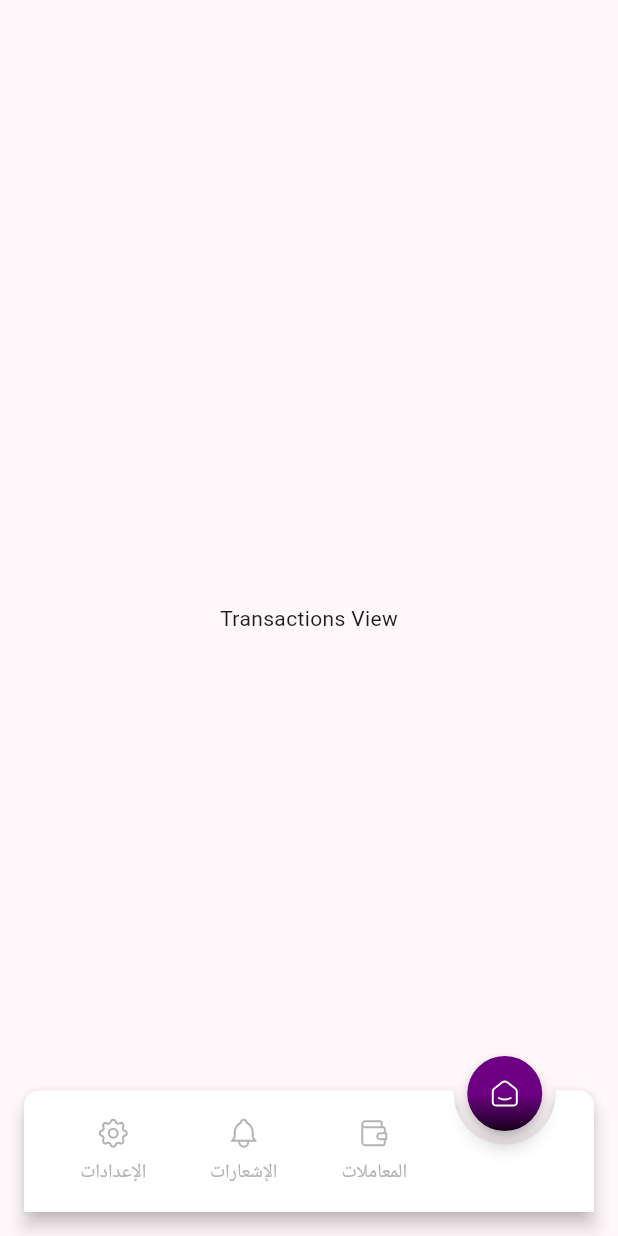
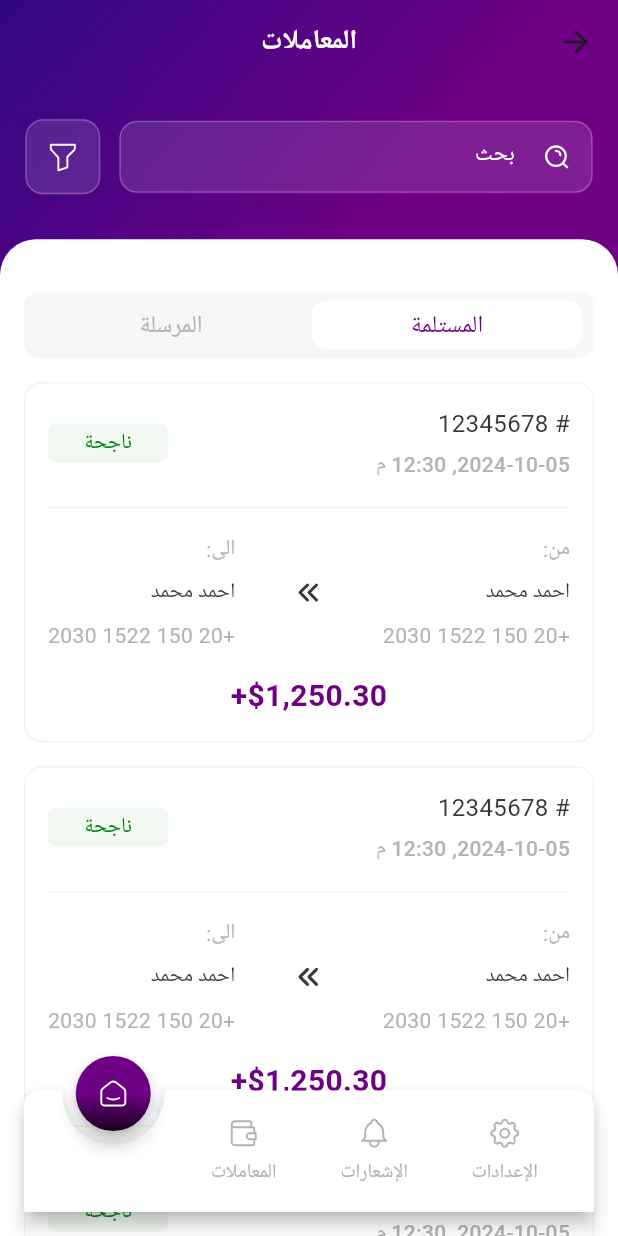
Before and after one commit to salsabilelshiekh2022/Al-alamia, a Flutter app: the MainNavigationView screen opened by its route, swiped to page 3, on a phone screen of 412 x 824 dp. Run offline on Flutter 3.47's test engine with Material 3 defaults, Android fonts, the phone set to English and light mode, and no system bars; drawn by our look-alikes of animated_notch_bottom_bar; our stand-ins replace cached_network_image, dartz, dio, easy_localization, firebase_messaging, flutter_bloc and 10 more; missing offline and left inert: requests_inspector; accounts and stored records are empty; Roboto replaces fonts that are missing (Cairo); statements that could not run were skipped.

Commit message:
feat: Add transactions feature with transaction list, filter, and details; implement UI components and translations

```diff
--- /dev/null
+++ b/lib/core/components/widgets/card_with_gray_border.dart
@@ -0,0 +1,22 @@
+import 'package:alalamia/core/helper/app_extention.dart';
+import 'package:alalamia/core/helper/number_extentions.dart';
+import 'package:flutter/material.dart';
+import 'package:flutter_screenutil/flutter_screenutil.dart';
+
+class CardWithGrayBorder extends StatelessWidget {
+  const CardWithGrayBorder({super.key, required this.child});
+  final Widget child;
+
+  @override
+  Widget build(BuildContext context) {
+    return Container(
+      padding: 15.allPadding,
+      decoration: BoxDecoration(
+        color: context.colors.whiteColor,
+        borderRadius: BorderRadius.circular(12.r),
+        border: Border.all(color: context.colors.strokeColor, width: 1),
+      ),
+      child: child,
+    );
+  }
+}
--- /dev/null
+++ b/lib/core/enums/transactions_enum.dart
@@ -0,0 +1,14 @@
+import 'package:alalamia/core/helper/translation_extensions.dart';
+import 'package:flutter/material.dart';
+
+
+enum TransactionsEnum { received, sent;
+
+  String translate(BuildContext context) {
+    switch (this) {
+      case TransactionsEnum.received:
+        return context.recived;
+      case TransactionsEnum.sent:
+        return context.sent;
+    }
+  } }
--- /dev/null
+++ b/lib/core/enums/transactions_status_enum.dart
@@ -0,0 +1,19 @@
+import 'package:alalamia/core/helper/translation_extensions.dart';
+import 'package:flutter/material.dart';
+
+enum TransactionsStatusEnum {
+  pending,
+  success,
+  failed;
+
+ String translate(BuildContext context) {
+    switch (this) {
+      case TransactionsStatusEnum.pending:
+        return context.pending;
+      case TransactionsStatusEnum.success:
+        return context.success;
+      case TransactionsStatusEnum.failed:
+        return context.failed;
+    }
+  }
+}
--- a/lib/core/helper/translation_extensions.dart
+++ b/lib/core/helper/translation_extensions.dart
@@ -70,7 +70,35 @@ extension TranslationExtension on BuildContext {
   String get failed => tr('failed');
   String get sureLogout => tr('sure_logout');
   String get sureExit => tr('sure_exit');
-
-
+  String get recived => tr('recived');
+  String get sent => tr('sent');
+  String get from => tr('from');
+  String get to => tr('to');
+  String get amount => tr('amount');
+  String get date => tr('date');
+  String get transeferedAmount => tr('transefered_amount');
+  String get infoContact => tr('info_contact');
+  String get id => tr('id');
+  String get address => tr('address');
+  String get transactionInfo => tr('transaction_info');
+  String get transactionCode => tr('transaction_code');
+  String get commission => tr('commission');
+  String get exchangeRate => tr('exchange_rate');
+  String get total => tr('total');
+  String get currencyType => tr('currency_type');
+  String get printReceipt => tr('print_receipt');
+  String get addAmount => tr('add_amount');
+  String get moneySentSuccessfully => tr('money_sent_succeffully');
+  String get canSeeDetails => tr('can_see_details');
+  String get successTransaction => tr('success_transaction');
+  String get transactionDetails => tr('transaction_details');
+  String get transactionNumber => tr('transaction_number');
+  String get resource => tr('resource');
+  String get destination => tr('destination');
+  String get sender => tr('sender');
+  String get beneficiary => tr('beneficiary');
+  String get clientName => tr('client_name');
+  String get currencyExchange => tr('currency_exchange');
+  String get search => tr('search');
 
 }
--- a/lib/core/routes/app_router.dart
+++ b/lib/core/routes/app_router.dart
@@ -6,6 +6,7 @@ import 'package:flutter/material.dart';
 import '../../features/auth/presentation/views/login_view.dart';
 import '../../features/settings/presentation/views/change_password_view.dart';
 import '../../features/settings/presentation/views/profile_setting_view.dart';
+import '../../features/transactions/presentation/views/transactions_view.dart';
 import 'routes.dart';
 
 abstract class AppRouter {
@@ -25,6 +26,8 @@ abstract class AppRouter {
         return MaterialPageRoute(builder: (_) => const ChangePasswordView());
         case Routes.profileSettingsView:
         return MaterialPageRoute(builder: (_) => const ProfileSettingView());
+        case Routes.transactionsView:
+        return MaterialPageRoute(builder: (_) => const TransactionsView());
       default:
         return MaterialPageRoute(builder: (_) => const SplashView());
     }
--- a/lib/core/routes/routes.dart
+++ b/lib/core/routes/routes.dart
@@ -9,4 +9,5 @@ abstract class Routes {
   static const String settingsView = '/settingsView';
   static const String changePasswordView = '/changePasswordView';
   static const String profileSettingsView = '/profileSettingsView';
+  static const String transcationsView = '/transcationsView';
 }
--- a/lib/features/main_navigation/presentation/views/main_naviagtion.dart
+++ b/lib/features/main_navigation/presentation/views/main_naviagtion.dart
@@ -2,6 +2,7 @@ import 'package:alalamia/core/components/widgets/custom_svg_builder.dart';
 import 'package:alalamia/core/helper/app_extention.dart';
 import 'package:alalamia/core/helper/translation_extensions.dart';
 import 'package:alalamia/features/settings/presentation/views/settings_view.dart';
+import 'package:alalamia/features/transactions/presentation/views/transactions_view.dart';
 import 'package:alalamia/generated/app_assets.dart';
 import 'package:animated_notch_bottom_bar/animated_notch_bottom_bar/animated_notch_bottom_bar.dart';
 import 'package:flutter/material.dart';
@@ -28,7 +29,7 @@ class _MainNavigationViewState extends State<MainNavigationView> {
   final List<Widget> bottomBarPages = const [
     SettingsView(),
     Center(child: Text("Notifications View")),
-    Center(child: Text("Transactions View")),
+    TransactionsView(),
     Center(child: Text("Home View")),
   ];
 
@@ -40,9 +41,7 @@ class _MainNavigationViewState extends State<MainNavigationView> {
 
   @override
   Widget build(BuildContext context) {
-    return Directionality(
-      textDirection: TextDirection.ltr,
-      child: Scaffold(
+    return  Scaffold(
         extendBody: true,
 
         // 👇 PageView holds all your main pages
@@ -131,7 +130,7 @@ class _MainNavigationViewState extends State<MainNavigationView> {
             ],
           ),
         ),
-      ),
+
     );
   }
 }
--- /dev/null
+++ b/lib/features/transactions/presentation/views/transactions_view.dart
@@ -0,0 +1,74 @@
+import 'package:alalamia/core/helper/app_extention.dart';
+import 'package:alalamia/core/helper/number_extentions.dart';
+import 'package:alalamia/core/helper/translation_extensions.dart';
+import 'package:alalamia/core/helper/widget_extentions.dart';
+import 'package:flutter/material.dart';
+import 'package:flutter_screenutil/flutter_screenutil.dart';
+
+import '../../../../core/components/widgets/custom_app_bar.dart';
+import '../../../../generated/app_assets.dart';
+import 'widgets/filter_box.dart';
+import 'widgets/search_box.dart';
+import 'widgets/transactions_filter_type.dart';
+import 'widgets/transactions_list.dart';
+
+class TransactionsView extends StatelessWidget {
+  const TransactionsView({super.key});
+
+  @override
+  Widget build(BuildContext context) {
+    return Scaffold(
+      body: Stack(
+        children: [
+          Image.asset(
+            AppAssets.imagesBackground,
+            width: double.infinity,
+            height: double.infinity,
+            fit: BoxFit.cover,
+          ),
+          SingleChildScrollView(
+            child: Column(
+              children: [
+                CustomAppBar(
+                  title: context.transactions,
+                  hasActions: false,
+                  isBack: false,
+                ).onlyPadding(bottomPadding: 24),
+
+                Row(
+                  children: [
+                    Expanded(child: SearchBox()),
+                    12.horizontalSpace,
+                    FilterBox(),
+                  ],
+                ).horizontalPadding(16),
+                Container(
+                  margin: EdgeInsets.only(top: 30),
+                  padding: EdgeInsets.symmetric(horizontal: 16, vertical: 35),
+                  width: double.infinity,
+                  constraints: BoxConstraints(
+                    minHeight: MediaQuery.of(context).size.height - 130.h,
+                  ),
+                  decoration: BoxDecoration(
+                    color: context.colors.whiteColor,
+                    borderRadius: BorderRadius.only(
+                      topLeft: Radius.circular(24),
+                      topRight: Radius.circular(24),
+                    ),
+                  ),
+                  child: Column(
+                    children: [
+                      TransactionsFilterType(),
+                      16.verticalSizedBox,
+                      TransactionsList(),
+                    ],
+                  ),
+                ),
+              ],
+            ),
+          ),
+        ],
+      ),
+    );
+  }
+}
--- /dev/null
+++ b/lib/features/transactions/presentation/views/widgets/filter_box.dart
@@ -0,0 +1,28 @@
+import 'package:alalamia/core/helper/app_extention.dart';
+import 'package:alalamia/core/helper/number_extentions.dart';
+import 'package:flutter/material.dart';
+import 'package:flutter_screenutil/flutter_screenutil.dart';
+
+import '../../../../../core/components/widgets/custom_svg_builder.dart';
+import '../../../../../generated/app_assets.dart';
+
+class FilterBox extends StatelessWidget {
+  const FilterBox({super.key});
+
+  @override
+  Widget build(BuildContext context) {
+    return InkWell(
+      onTap: (){},
+      child: Container(
+        padding: 12.allPadding,
+        decoration: BoxDecoration(
+          color: context.colors.whiteColor.withValues(alpha: 0.12),
+          borderRadius: BorderRadius.circular(12.r),
+          border: Border.all(color: context.colors.whiteColor.withValues(alpha: 0.22), width: 1),
+
+        ),
+        child: CustomSvgBuilder(path: AppAssets.svgsFilterIcon, width: 24, height: 24, fit: BoxFit.scaleDown),
+      ),
+    );
+  }
+}
--- /dev/null
+++ b/lib/features/transactions/presentation/views/widgets/search_box.dart
@@ -0,0 +1,41 @@
+
+import 'package:alalamia/core/helper/app_extention.dart';
+import 'package:alalamia/core/helper/translation_extensions.dart';
+import 'package:flutter/material.dart';
+import 'package:flutter_screenutil/flutter_screenutil.dart';
+
+import '../../../../../core/components/widgets/custom_svg_builder.dart';
+import '../../../../../generated/app_assets.dart';
+
+class SearchBox extends StatelessWidget {
+  const SearchBox({super.key});
+
+  @override
+  Widget build(BuildContext context) {
+    return SizedBox(
+      height: 48,
+      child: TextFormField(
+        decoration: InputDecoration(
+          hintText: context.search,
+          hintStyle: context.textStyles.font15MediumGrayColor.copyWith(
+            color: context.colors.whiteColor,
+          ),
+          filled: true,
+          fillColor: context.colors.whiteColor.withValues(alpha: 0.12),
+          border: _buildBorder(context),
+          enabledBorder: _buildBorder(context),
+          focusedBorder: _buildBorder(context, color: context.colors.whiteColor),
+
+          prefixIcon: CustomSvgBuilder(path: AppAssets.svgsSearchIcon, width: 20, height: 20, fit: BoxFit.scaleDown),
+        ),
+      ),
+    );
+  }
+
+  OutlineInputBorder _buildBorder(BuildContext context, {Color? color}) {
+    return OutlineInputBorder(
+          borderRadius: BorderRadius.circular(12.r),
+          borderSide: BorderSide(color:color ?? context.colors.whiteColor.withValues(alpha: 0.22), width: 1),
+        );
+  }
+}
--- /dev/null
+++ b/lib/features/transactions/presentation/views/widgets/transaction_From_to.dart
@@ -0,0 +1,41 @@
+import 'package:alalamia/core/helper/app_extention.dart';
+import 'package:alalamia/core/helper/translation_extensions.dart';
+import 'package:alalamia/core/helper/widget_extentions.dart';
+import 'package:flutter/material.dart';
+
+import '../../../../../core/components/widgets/custom_svg_builder.dart';
+import '../../../../../generated/app_assets.dart';
+
+class TransactionFromTo extends StatelessWidget {
+  const TransactionFromTo({super.key});
+
+  @override
+  Widget build(BuildContext context) {
+    return Row(
+      mainAxisAlignment: MainAxisAlignment.spaceBetween,
+      children: [
+        Column(
+          crossAxisAlignment: CrossAxisAlignment.start,
+          children: [
+            Text(
+              "${context.from}:", style:  context.textStyles.font14RegularGrayColor,),
+              Text("احمد محمد" , style:  context.textStyles.font14RegularSecondaryColor,).verticalPadding(8),
+              Text("+20 150 1522 2030" , style:  context.textStyles.font14RegularGrayColor,),
+          ],
+        ),
+        CustomSvgBuilder(path: AppAssets.svgsDoubleArrowIcon, width: 24, height: 24,),
+        Column(
+          crossAxisAlignment: CrossAxisAlignment.start,
+          children: [
+            Text(
+              "${context.to}:", style:  context.textStyles.font14RegularGrayColor,),
+              Text("احمد محمد" , style:  context.textStyles.font14RegularSecondaryColor,).verticalPadding(8),
+              Text("+20 150 1522 2030" , style:  context.textStyles.font14RegularGrayColor,),
+          ],
+        ),
+
+
+      ],
+    );
+  }
+}
--- /dev/null
+++ b/lib/features/transactions/presentation/views/widgets/transaction_card.dart
@@ -0,0 +1,51 @@
+import 'package:alalamia/core/helper/app_extention.dart';
+import 'package:alalamia/core/helper/number_extentions.dart';
+import 'package:alalamia/core/helper/widget_extentions.dart';
+import 'package:alalamia/features/transactions/presentation/views/widgets/transaction_From_to.dart';
+import 'package:flutter/material.dart';
+import 'package:flutter_screenutil/flutter_screenutil.dart';
+
+import '../../../../../core/components/widgets/card_with_gray_border.dart';
+import '../../../../../core/enums/transactions_status_enum.dart';
+import 'transaction_status_box.dart';
+
+class TransactionCard extends StatelessWidget {
+  const TransactionCard({super.key});
+
+  @override
+  Widget build(BuildContext context) {
+    return CardWithGrayBorder(
+      child: Column(
+        children: [
+          Row(
+            children: [
+              Column(
+                crossAxisAlignment: CrossAxisAlignment.start,
+                children: [
+                  Text(
+                    "# 12345678",
+                    style: context.textStyles.font16RegularSecondaryColor,
+                  ),
+                  6.verticalSpace,
+                  Text(
+                    "2024-10-05, 12:30 م",
+                    style: context.textStyles.font14MediumGrayColor,
+                  ),
+                ],
+              ),
+              Spacer(),
+              TransactionStatusBox(status: TransactionsStatusEnum.success),
+
+            ],
+          ),
+            Divider(
+                color: context.colors.strokeColor,
+                thickness: 1,).verticalPadding(10),
+                TransactionFromTo(),
+                  16.verticalSizedBox,
+        Text("\$1,250.30+", style:  context.textStyles.font20SemiBoldPrimaryColor,)
+        ],
+      ),
+    );
+  }
+}
--- /dev/null
+++ b/lib/features/transactions/presentation/views/widgets/transaction_status_box.dart
@@ -0,0 +1,52 @@
+import 'package:alalamia/core/helper/app_extention.dart';
+import 'package:alalamia/core/helper/widget_extentions.dart';
+import 'package:flutter/material.dart';
+import 'package:flutter_screenutil/flutter_screenutil.dart';
+
+import '../../../../../core/enums/transactions_status_enum.dart';
+
+class TransactionStatusBox extends StatelessWidget {
+  const TransactionStatusBox({super.key, required this.status});
+  final TransactionsStatusEnum status;
+
+  Color _getBackgroundColor(BuildContext context) {
+    return switch (status) {
+      TransactionsStatusEnum.success => context.colors.greenColor.withValues(
+        alpha: 0.06,
+      ),
+      TransactionsStatusEnum.pending => context.colors.yellowColor.withValues(
+        alpha: 0.06,
+      ),
+      TransactionsStatusEnum.failed => context.colors.redColor.withValues(
+        alpha: 0.06,
+      ),
+    };
+  }
+
+  Color _getTextColor(BuildContext context) {
+    return switch (status) {
+      TransactionsStatusEnum.success => context.colors.greenColor,
+      TransactionsStatusEnum.pending => context.colors.yellowColor,
+      TransactionsStatusEnum.failed => context.colors.redColor,
+    };
+  }
+
+  @override
+  Widget build(BuildContext context) {
+    return Container(
+     width: 80,
+     height: 26,
+      decoration: BoxDecoration(
+        color: _getBackgroundColor(context),
+        borderRadius: BorderRadius.circular(6.r),
+
+      ),
+      child: Text(
+        status.translate(context),
+        style: context.textStyles.font14MediumSecondaryColor.copyWith(
+          color: _getTextColor(context),
+        ),
+      ).center(),
+    );
+  }
+}
--- /dev/null
+++ b/lib/features/transactions/presentation/views/widgets/transactions_filter_type.dart
@@ -0,0 +1,65 @@
+import 'package:alalamia/core/helper/app_extention.dart';
+import 'package:alalamia/core/helper/number_extentions.dart';
+import 'package:flutter/material.dart';
+import 'package:flutter_screenutil/flutter_screenutil.dart';
+
+import '../../../../../core/enums/transactions_enum.dart';
+
+class TransactionsFilterType extends StatefulWidget {
+  const TransactionsFilterType({super.key});
+
+  @override
+  State<TransactionsFilterType> createState() => _TransactionsFilterTypeState();
+}
+
+class _TransactionsFilterTypeState extends State<TransactionsFilterType> {
+  int selectedIndex = 0;
+
+  @override
+  Widget build(BuildContext context) {
+    return Container(
+      padding: 6.allPadding,
+      width: double.infinity,
+      height: 45.h,
+      decoration: BoxDecoration(
+        color: context.colors.backgroundFieldColor,
+        borderRadius: BorderRadius.circular(10.r),
+      ),
+      child: Row(
+        children: List.generate(
+          TransactionsEnum.values.length,
+          (index) => Expanded(
+            child: InkWell(
+              onTap: () {
+                setState(() {
+                  selectedIndex = index;
+                });
+              },
+              child: Container(
+                margin: EdgeInsets.symmetric(horizontal: 2),
+                padding: 5.allPadding,
+                decoration: BoxDecoration(
+                  color: selectedIndex == index
+                      ? context.colors.whiteColor
+                      : Colors.transparent,
+                  borderRadius: BorderRadius.circular(10.r),
+                ),
+                child: Center(
+                  child: Text(
+                    TransactionsEnum.values[index].translate(context),
+                    style: selectedIndex == index
+                        ? context.textStyles.font16MediumPrimaryColor
+                        : context.textStyles.font16MediumSecondaryColor.copyWith(
+                              color: context.colors.grayColor,
+                        ),
+                    textAlign: TextAlign.center,
+                  ),
+                ),
+              ),
+            ),
+          ),
+        ),
+      ),
+    );
+  }
+}
--- /dev/null
+++ b/lib/features/transactions/presentation/views/widgets/transactions_list.dart
@@ -0,0 +1,20 @@
+import 'package:alalamia/core/helper/number_extentions.dart';
+import 'package:flutter/material.dart';
+
+import 'transaction_card.dart';
+
+class TransactionsList extends StatelessWidget {
+  const TransactionsList({super.key});
+
+  @override
+  Widget build(BuildContext context) {
+    return ListView.separated(
+      shrinkWrap: true,
+      padding: EdgeInsets.zero,
+      physics: const NeverScrollableScrollPhysics(),
+      itemCount: 10,
+      itemBuilder: (context, index) => TransactionCard(),
+      separatorBuilder: (context, index) => 16.verticalSizedBox,
+    );
+  }
+}
```
Also changed, not shown: assets/translations/ar.json (+33 -1 lines).
